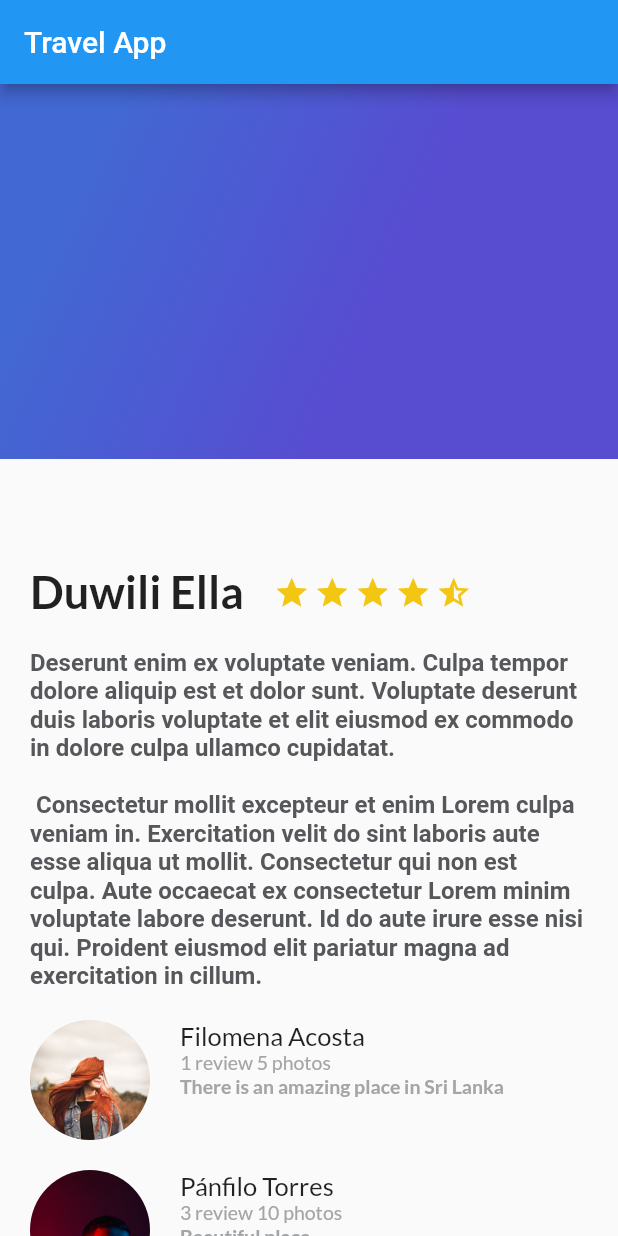
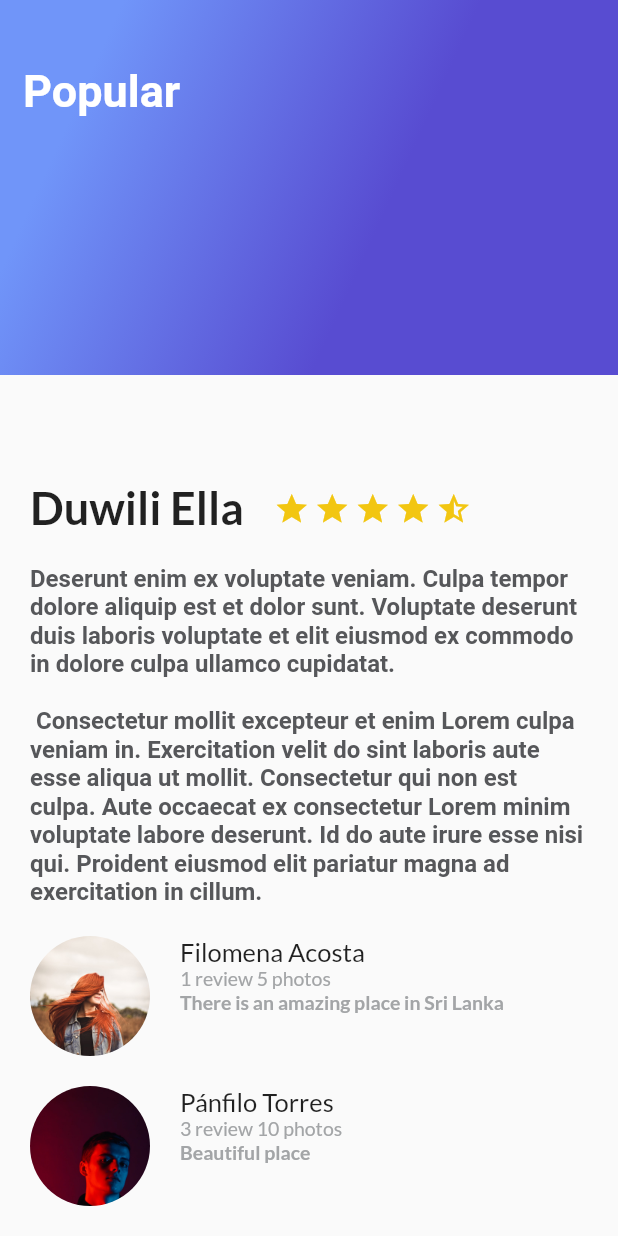
Before and after one commit to gnievap/basic_app, a Flutter app: the screen it shows after launch, on a phone screen of 412 x 824 dp. Run offline on Flutter 3.47's test engine with Material 2 defaults, Android fonts, the phone set to English and light mode, and no system bars; our stand-ins replace google_fonts; Roboto replaces fonts that are missing (Almendra).

Commit message:
Ajuste del barra de estado y gradiente

```diff
--- a/lib/main.dart
+++ b/lib/main.dart
@@ -2,6 +2,7 @@ import 'package:basic_app/screens/description_place_screen.dart';
 import 'package:basic_app/screens/gradient_back.dart';
 import 'package:basic_app/screens/review_lists.dart';
 import 'package:flutter/material.dart';
+import 'package:flutter/services.dart';
 
 
 void main() {
@@ -17,12 +18,14 @@ class MainApp extends StatelessWidget {
 
   @override
   Widget build(BuildContext context) {
+    SystemChrome.setSystemUIOverlayStyle(
+      const SystemUiOverlayStyle(
+        statusBarColor: Colors.transparent
+      ),
+    );
     return  MaterialApp(
       debugShowCheckedModeBanner: false,
       home: Scaffold(
-        appBar: AppBar(
-          title: const Text('Travel App'),
-        ),
         body: Stack(
           children: [
             ListView(
@@ -35,7 +38,7 @@ class MainApp extends StatelessWidget {
               const ReviewList(),
               ],
             ),
-            const GradientBack(),
+             const GradientBack( title: 'Popular',),
           ],
         ),
         ),
--- a/lib/screens/gradient_back.dart
+++ b/lib/screens/gradient_back.dart
@@ -1,7 +1,10 @@
 import 'package:flutter/material.dart';
 
 class GradientBack extends StatelessWidget {
-  const GradientBack({super.key});
+
+  final String title;
+
+  const GradientBack({super.key, required this.title});
 
   @override
   Widget build(BuildContext context) {
@@ -10,15 +13,22 @@ class GradientBack extends StatelessWidget {
       decoration:const BoxDecoration(
         gradient: LinearGradient(
           colors: [
-            Color(0xFF4268D3),
+            Color.fromARGB(255, 112, 149, 249),
             Color(0xFF584CD1),
           ],
           begin: FractionalOffset(0.2, 0.0),
           end: FractionalOffset(1.0, 0.6,),
           stops: [0.0, 0.6],
           tileMode: TileMode.clamp),
-
       ),
+      alignment: const Alignment(-0.9, -0.6),
+      child: Text(
+        title,
+        style: const TextStyle(
+          color: Colors.white,
+          fontSize: 30.0,
+          fontWeight: FontWeight.bold,        ),
+        ),
     );
   }
 }
```
Also changed, not shown: lib/screens/card_image.dart (added, +10 -0 lines), 1 other file.
